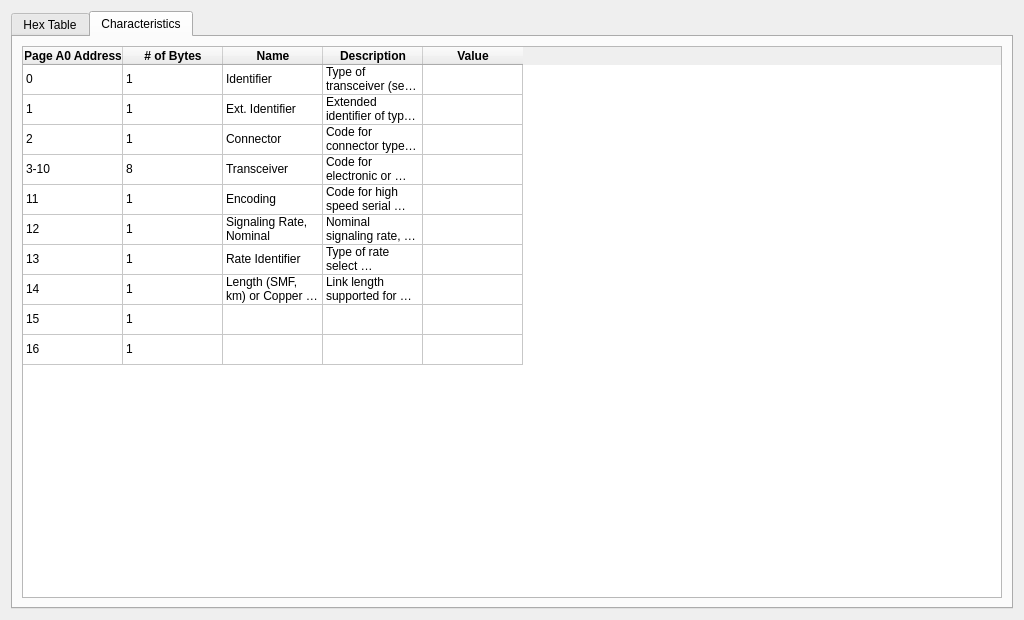
CMillions/Cloudplug-Control, file src/resources/ui_files/memory_map_dialog.ui: the form before one commit.
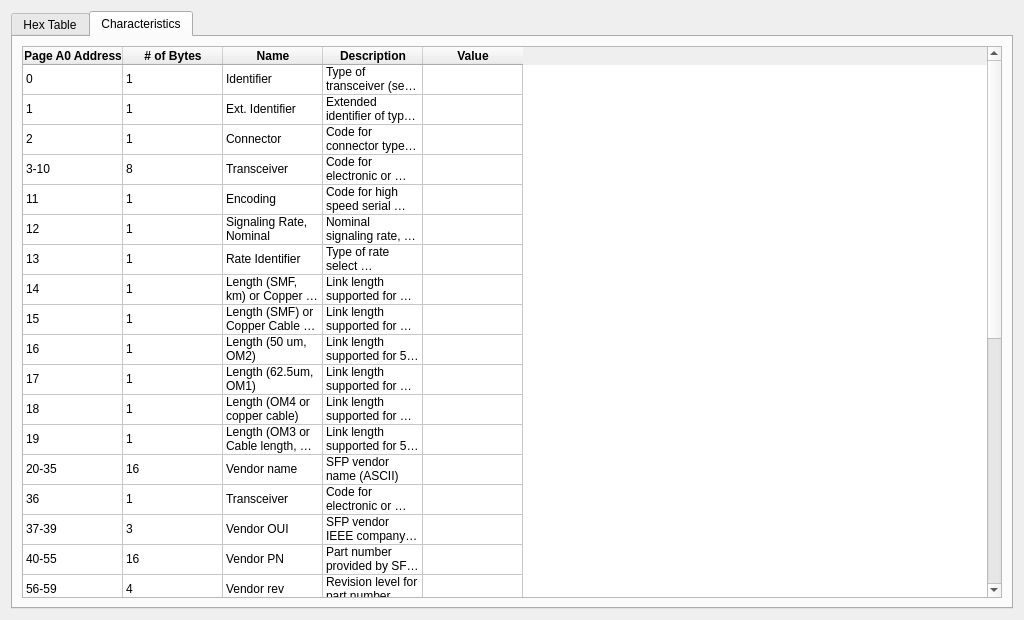
The form after the commit. The open tabs and pages were chosen to show the change.

Commit message: Edited memory map dialog in Qt Designer

```diff
--- a/src/resources/ui_files/memory_map_dialog.ui
+++ b/src/resources/ui_files/memory_map_dialog.ui
@@ -532,6 +532,116 @@
            <string>10</string>
           </property>
          </row>
+         <row>
+          <property name="text">
+           <string>11</string>
+          </property>
+         </row>
+         <row>
+          <property name="text">
+           <string>12</string>
+          </property>
+         </row>
+         <row>
+          <property name="text">
+           <string>13</string>
+          </property>
+         </row>
+         <row>
+          <property name="text">
+           <string>14</string>
+          </property>
+         </row>
+         <row>
+          <property name="text">
+           <string>15</string>
+          </property>
+         </row>
+         <row>
+          <property name="text">
+           <string>16</string>
+          </property>
+         </row>
+         <row>
+          <property name="text">
+           <string>17</string>
+          </property>
+         </row>
+         <row>
+          <property name="text">
+           <string>18</string>
+          </property>
+         </row>
+         <row>
+          <property name="text">
+           <string>19</string>
+          </property>
+         </row>
+         <row>
+          <property name="text">
+           <string>20</string>
+          </property>
+         </row>
+         <row>
+          <property name="text">
+           <string>21</string>
+          </property>
+         </row>
+         <row>
+          <property name="text">
+           <string>22</string>
+          </property>
+         </row>
+         <row>
+          <property name="text">
+           <string>23</string>
+          </property>
+         </row>
+         <row>
+          <property name="text">
+           <string>24</string>
+          </property>
+         </row>
+         <row>
+          <property name="text">
+           <string>25</string>
+          </property>
+         </row>
+         <row>
+          <property name="text">
+           <string>26</string>
+          </property>
+         </row>
+         <row>
+          <property name="text">
+           <string>27</string>
+          </property>
+         </row>
+         <row>
+          <property name="text">
+           <string>28</string>
+          </property>
+         </row>
+         <row>
+          <property name="text">
+           <string>29</string>
+          </property>
+         </row>
+         <row>
+          <property name="text">
+           <string>30</string>
+          </property>
+         </row>
+         <row>
+          <property name="text">
+           <string>31</string>
+          </property>
+         </row>
+         <row>
+          <property name="text">
+           <string>32</string>
+          </property>
+         </row>
          <column>
           <property name="text">
            <string>Page A0 Address</string>
@@ -800,6 +910,17 @@
            <string>1</string>
           </property>
          </item>
+         <item row="8" column="2">
+          <property name="text">
+           <string>Length (SMF) or Copper Cable Attenuation</string>
+          </property>
+         </item>
+         <item row="8" column="3">
+          <property name="text">
+           <string>Link length supported for single-mode fiber, units of 100 m, or copper 
+cable attenuation in dB at 25.78 GHz</string>
+          </property>
+         </item>
          <item row="8" column="4">
           <property name="text">
            <string/>
@@ -815,11 +936,465 @@
            <string>1</string>
           </property>
          </item>
+         <item row="9" column="2">
+          <property name="text">
+           <string>Length (50 um, OM2)</string>
+          </property>
+         </item>
+         <item row="9" column="3">
+          <property name="text">
+           <string>Link length supported for 50 um OM2 fiber, units of 10 m</string>
+          </property>
+         </item>
          <item row="9" column="4">
           <property name="text">
            <string/>
           </property>
          </item>
+         <item row="10" column="0">
+          <property name="text">
+           <string>17</string>
+          </property>
+         </item>
+         <item row="10" column="1">
+          <property name="text">
+           <string>1</string>
+          </property>
+         </item>
+         <item row="10" column="2">
+          <property name="text">
+           <string>Length (62.5um, OM1)</string>
+          </property>
+         </item>
+         <item row="10" column="3">
+          <property name="text">
+           <string>Link length supported for 62.5 um OM1 fiber, units of 10 m</string>
+          </property>
+         </item>
+         <item row="11" column="0">
+          <property name="text">
+           <string>18</string>
+          </property>
+         </item>
+         <item row="11" column="1">
+          <property name="text">
+           <string>1</string>
+          </property>
+         </item>
+         <item row="11" column="2">
+          <property name="text">
+           <string>Length (OM4 or copper cable)</string>
+          </property>
+         </item>
+         <item row="11" column="3">
+          <property name="text">
+           <string>Link length supported for 50um OM4 fiber, units of 10 m. 
+Alternatively, copper or direct attach cable, units of m</string>
+          </property>
+         </item>
+         <item row="12" column="0">
+          <property name="text">
+           <string>19</string>
+          </property>
+         </item>
+         <item row="12" column="1">
+          <property name="text">
+           <string>1</string>
+          </property>
+         </item>
+         <item row="12" column="2">
+          <property name="text">
+           <string>Length (OM3 or Cable length, additional</string>
+          </property>
+         </item>
+         <item row="12" column="3">
+          <property name="text">
+           <string>Link length supported for 50 um OM3 fiber, units of 10 m. 
+Alternatively, copper or direct attach cable multiplier and base value</string>
+          </property>
+         </item>
+         <item row="13" column="0">
+          <property name="text">
+           <string>20-35</string>
+          </property>
+         </item>
+         <item row="13" column="1">
+          <property name="text">
+           <string>16</string>
+          </property>
+         </item>
+         <item row="13" column="2">
+          <property name="text">
+           <string>Vendor name</string>
+          </property>
+         </item>
+         <item row="13" column="3">
+          <property name="text">
+           <string>SFP vendor name (ASCII)</string>
+          </property>
+         </item>
+         <item row="14" column="0">
+          <property name="text">
+           <string>36</string>
+          </property>
+         </item>
+         <item row="14" column="1">
+          <property name="text">
+           <string>1</string>
+          </property>
+         </item>
+         <item row="14" column="2">
+          <property name="text">
+           <string>Transceiver</string>
+          </property>
+         </item>
+         <item row="14" column="3">
+          <property name="text">
+           <string>Code for electronic or optical compatibility (see Table 5-3 of SFF-8472)</string>
+          </property>
+         </item>
+         <item row="15" column="0">
+          <property name="text">
+           <string>37-39</string>
+          </property>
+         </item>
+         <item row="15" column="1">
+          <property name="text">
+           <string>3</string>
+          </property>
+         </item>
+         <item row="15" column="2">
+          <property name="text">
+           <string>Vendor OUI</string>
+          </property>
+         </item>
+         <item row="15" column="3">
+          <property name="text">
+           <string>SFP vendor IEEE company ID</string>
+          </property>
+         </item>
+         <item row="16" column="0">
+          <property name="text">
+           <string>40-55</string>
+          </property>
+         </item>
+         <item row="16" column="1">
+          <property name="text">
+           <string>16</string>
+          </property>
+         </item>
+         <item row="16" column="2">
+          <property name="text">
+           <string>Vendor PN</string>
+          </property>
+         </item>
+         <item row="16" column="3">
+          <property name="text">
+           <string>Part number provided by SFP vendor (ASCII)</string>
+          </property>
+         </item>
+         <item row="17" column="0">
+          <property name="text">
+           <string>56-59</string>
+          </property>
+         </item>
+         <item row="17" column="1">
+          <property name="text">
+           <string>4</string>
+          </property>
+         </item>
+         <item row="17" column="2">
+          <property name="text">
+           <string>Vendor rev</string>
+          </property>
+         </item>
+         <item row="17" column="3">
+          <property name="text">
+           <string>Revision level for part number provided by vendor (ASCII)</string>
+          </property>
+         </item>
+         <item row="18" column="0">
+          <property name="text">
+           <string>60-61</string>
+          </property>
+         </item>
+         <item row="18" column="1">
+          <property name="text">
+           <string>2</string>
+          </property>
+         </item>
+         <item row="18" column="2">
+          <property name="text">
+           <string>Wavelength</string>
+          </property>
+         </item>
+         <item row="18" column="3">
+          <property name="text">
+           <string>Laser wavelength (Passive/Active Cable Specification Compliance)</string>
+          </property>
+         </item>
+         <item row="19" column="0">
+          <property name="text">
+           <string>62</string>
+          </property>
+         </item>
+         <item row="19" column="1">
+          <property name="text">
+           <string>1</string>
+          </property>
+         </item>
+         <item row="19" column="2">
+          <property name="text">
+           <string>Fibre Channel Speed 2</string>
+          </property>
+         </item>
+         <item row="19" column="3">
+          <property name="text">
+           <string>Transceiver's Fibre Channel speed capabilities</string>
+          </property>
+         </item>
+         <item row="20" column="0">
+          <property name="text">
+           <string>63</string>
+          </property>
+         </item>
+         <item row="20" column="1">
+          <property name="text">
+           <string>1</string>
+          </property>
+         </item>
+         <item row="20" column="2">
+          <property name="text">
+           <string>CC_BASE</string>
+          </property>
+         </item>
+         <item row="20" column="3">
+          <property name="text">
+           <string>Check code for Base ID fields (addresses 0 to 62)</string>
+          </property>
+         </item>
+         <item row="21" column="0">
+          <property name="text">
+           <string>64-65</string>
+          </property>
+         </item>
+         <item row="21" column="1">
+          <property name="text">
+           <string>2</string>
+          </property>
+         </item>
+         <item row="21" column="2">
+          <property name="text">
+           <string>Options</string>
+          </property>
+         </item>
+         <item row="21" column="3">
+          <property name="text">
+           <string>Indicates which optional transceiver signals are implemented (see Table 8-3 of SFF-8472)</string>
+          </property>
+         </item>
+         <item row="22" column="0">
+          <property name="text">
+           <string>66</string>
+          </property>
+         </item>
+         <item row="22" column="1">
+          <property name="text">
+           <string>1</string>
+          </property>
+         </item>
+         <item row="22" column="2">
+          <property name="text">
+           <string>Signaling Rate, max</string>
+          </property>
+         </item>
+         <item row="22" column="3">
+          <property name="text">
+           <string>Upper signaling rate margin, units of % (see details for rates &gt; 25.4 GBd)</string>
+          </property>
+         </item>
+         <item row="23" column="0">
+          <property name="text">
+           <string>67</string>
+          </property>
+         </item>
+         <item row="23" column="1">
+          <property name="text">
+           <string>1</string>
+          </property>
+         </item>
+         <item row="23" column="2">
+          <property name="text">
+           <string>Signaling Rate, min</string>
+          </property>
+         </item>
+         <item row="23" column="3">
+          <property name="text">
+           <string>Lower signaling rate margin, units of % (see details for rates &gt; 25.4 GBd)</string>
+          </property>
+         </item>
+         <item row="24" column="0">
+          <property name="text">
+           <string>68-83</string>
+          </property>
+         </item>
+         <item row="24" column="1">
+          <property name="text">
+           <string>16</string>
+          </property>
+         </item>
+         <item row="24" column="2">
+          <property name="text">
+           <string>Vendor SN</string>
+          </property>
+         </item>
+         <item row="24" column="3">
+          <property name="text">
+           <string>Serial number provided by vendor (ASCII)</string>
+          </property>
+         </item>
+         <item row="25" column="0">
+          <property name="text">
+           <string>84-91</string>
+          </property>
+         </item>
+         <item row="25" column="1">
+          <property name="text">
+           <string>8</string>
+          </property>
+         </item>
+         <item row="25" column="2">
+          <property name="text">
+           <string>Date code</string>
+          </property>
+         </item>
+         <item row="25" column="3">
+          <property name="text">
+           <string>Vendor's manufacturing date code (see Table 8-4 of SFF-8472)</string>
+          </property>
+         </item>
+         <item row="26" column="0">
+          <property name="text">
+           <string>92</string>
+          </property>
+         </item>
+         <item row="26" column="1">
+          <property name="text">
+           <string>1</string>
+          </property>
+         </item>
+         <item row="26" column="2">
+          <property name="text">
+           <string>Diagnostic Monitoring Type</string>
+          </property>
+         </item>
+         <item row="26" column="3">
+          <property name="text">
+           <string>Indicates which type of diagnostic monitoring is implemented (if any) in the transceiver (see Table 8-6 of SFF-8472)</string>
+          </property>
+         </item>
+         <item row="27" column="0">
+          <property name="text">
+           <string>93</string>
+          </property>
+         </item>
+         <item row="27" column="1">
+          <property name="text">
+           <string>1</string>
+          </property>
+         </item>
+         <item row="27" column="2">
+          <property name="text">
+           <string>Enhanced Options</string>
+          </property>
+         </item>
+         <item row="27" column="3">
+          <property name="text">
+           <string>Indicates which optional enhanced features are implemented 
+(if any) in the transceiver (see Table 8-6 of SFF-8472)</string>
+          </property>
+         </item>
+         <item row="28" column="0">
+          <property name="text">
+           <string>94</string>
+          </property>
+         </item>
+         <item row="28" column="1">
+          <property name="text">
+           <string>1</string>
+          </property>
+         </item>
+         <item row="28" column="2">
+          <property name="text">
+           <string>SFF-8472 Compliance</string>
+          </property>
+         </item>
+         <item row="28" column="3">
+          <property name="text">
+           <string>Indicates which revision of SFF-8472 the transceiver complies with. 
+(see Table 8-8 of SFF-8472)</string>
+          </property>
+         </item>
+         <item row="29" column="0">
+          <property name="text">
+           <string>95</string>
+          </property>
+         </item>
+         <item row="29" column="1">
+          <property name="text">
+           <string>1</string>
+          </property>
+         </item>
+         <item row="29" column="2">
+          <property name="text">
+           <string>CC_EXT</string>
+          </property>
+         </item>
+         <item row="29" column="3">
+          <property name="text">
+           <string>Check code for the Extended ID Fields (addresses 64 to 94)</string>
+          </property>
+         </item>
+         <item row="30" column="0">
+          <property name="text">
+           <string>96-127</string>
+          </property>
+         </item>
+         <item row="30" column="1">
+          <property name="text">
+           <string>32</string>
+          </property>
+         </item>
+         <item row="30" column="2">
+          <property name="text">
+           <string>Vendor Specific</string>
+          </property>
+         </item>
+         <item row="30" column="3">
+          <property name="text">
+           <string>Vendor Specific EEPROM</string>
+          </property>
+         </item>
+         <item row="31" column="0">
+          <property name="text">
+           <string>128-255</string>
+          </property>
+         </item>
+         <item row="31" column="1">
+          <property name="text">
+           <string>128</string>
+          </property>
+         </item>
+         <item row="31" column="2">
+          <property name="text">
+           <string>Reserved</string>
+          </property>
+         </item>
+         <item row="31" column="3">
+          <property name="text">
+           <string>Reserved (was assigned to SFF-8079)</string>
+          </property>
+         </item>
         </widget>
        </item>
       </layout>
```
Left out of the diff: 2 changed lines with no effect on the pictures. The commit also changes 3 other files.
